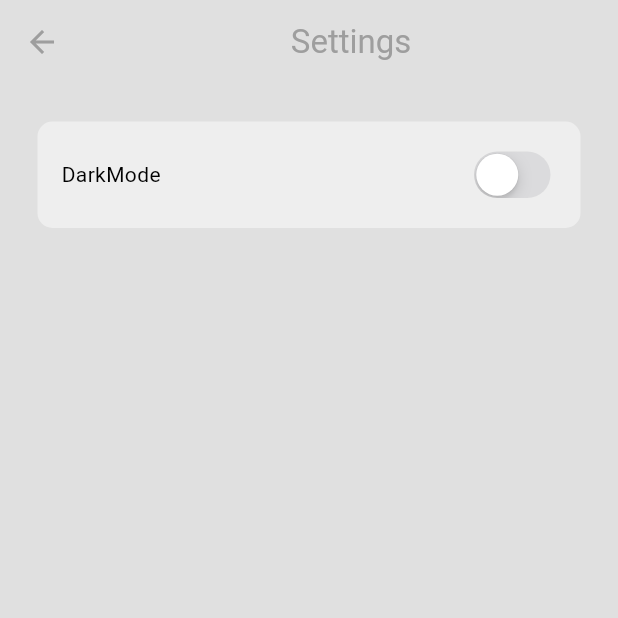
After one commit to Yyshnav/ChatterHub, a Flutter app: the screen it shows once a user with an empty profile is signed in, in the side drawer, after a tap on "S E T T I N G S", on a phone screen of 412 x 824 dp, the top half of it. The commit adds this screen. Run offline on Flutter 3.47's test engine with Material 3 defaults, Android fonts, the phone set to English and light mode, and no system bars; our stand-ins replace cloud_firestore, firebase_auth, firebase_core; accounts and stored records are empty; network calls fail.

Commit message:
sec commit

```diff
--- a/lib/component/myTextfield.dart
+++ b/lib/component/myTextfield.dart
@@ -4,11 +4,13 @@ class MyTextfield extends StatelessWidget {
   final String hintText;
   final bool obsecureText;
   final TextEditingController controller;
+  final FocusNode? focusNode;
   MyTextfield({
     super.key,
     required this.hintText,
     required this.obsecureText,
     required this.controller,
+    this.focusNode,
   });
 
   @override
@@ -18,6 +20,7 @@ class MyTextfield extends StatelessWidget {
     return Padding(
       padding: EdgeInsets.symmetric(horizontal: 28),
       child: TextField(
+        focusNode: focusNode,
         controller: controller,
         obscureText: obsecureText,
         decoration: InputDecoration(
--- a/lib/component/my_drawer.dart
+++ b/lib/component/my_drawer.dart
@@ -1,4 +1,6 @@
 import 'package:chatapp/auth/auth_service.dart';
+import 'package:chatapp/pages/settings.dart';
+import 'package:cloud_firestore/cloud_firestore.dart';
 import 'package:flutter/material.dart';
 
 class MyDrawer extends StatelessWidget {
@@ -35,11 +37,19 @@ class MyDrawer extends StatelessWidget {
                   },
                 ),
               ),
-              const Padding(
+              Padding(
                 padding: EdgeInsets.only(left: 25.0),
                 child: ListTile(
                   title: Text("S E T T I N G S"),
                   leading: Icon(Icons.settings),
+                  onTap: () {
+                    Navigator.pop(context);
+                    Navigator.push(
+                        context,
+                        MaterialPageRoute(
+                          builder: (context) => SettingsPage(),
+                        ));
+                  },
                 ),
               ),
             ],
--- a/lib/component/user_tile.dart
+++ b/lib/component/user_tile.dart
@@ -22,7 +22,10 @@ class UserTile extends StatelessWidget {
             SizedBox(
               height: 20,
             ),
-            Text(text),
+            Padding(
+              padding: const EdgeInsets.all(8.0),
+              child: Text(text),
+            ),
           ],
         ),
       ),
--- a/lib/main.dart
+++ b/lib/main.dart
@@ -4,24 +4,32 @@ import 'package:chatapp/firebase_options.dart';
 import 'package:chatapp/pages/home_page.dart';
 import 'package:chatapp/pages/login_page.dart';
 import 'package:chatapp/themes/light_mode.dart';
+import 'package:chatapp/themes/theme_provider.dart';
 import 'package:firebase_core/firebase_core.dart';
 import 'package:flutter/material.dart';
+import 'package:provider/provider.dart';
 
 void main() async {
+  WidgetsFlutterBinding.ensureInitialized();
   await Firebase.initializeApp(
     options: DefaultFirebaseOptions.currentPlatform,
   );
-  runApp(MyApp());
+  runApp(
+    ChangeNotifierProvider(
+      create: (context) => ThemeProvider(),
+      child: MyApp(),
+    ),
+  );
 }
 
 class MyApp extends StatelessWidget {
   MyApp({super.key});
-  // This widget is the root of your application.
+
   @override
   Widget build(BuildContext context) {
     return MaterialApp(
       debugShowCheckedModeBanner: false,
-      theme: lightmode,
+      theme: Provider.of<ThemeProvider>(context).themedata,
       home: AuthGate(),
     );
   }
--- a/lib/pages/home_page.dart
+++ b/lib/pages/home_page.dart
@@ -12,11 +12,6 @@ class Homepage extends StatefulWidget {
   State<Homepage> createState() => _HomepageState();
 }
 
-void logout() {
-  final _auth = AuthService();
-  _auth.signout();
-}
-
 final Chatservices _chatservice = Chatservices();
 final AuthService _authService = AuthService();
 
@@ -25,10 +20,13 @@ class _HomepageState extends State<Homepage> {
   Widget build(BuildContext context) {
     return Scaffold(
       appBar: AppBar(
-        title: Center(child: Text("Homepage")),
-        actions: [
-          IconButton(onPressed: () => logout, icon: Icon(Icons.login_outlined))
-        ],
+        title: Padding(
+          padding: const EdgeInsets.all(46.0),
+          child: Text("CHATTERHUB"),
+        ),
+        backgroundColor: Colors.transparent,
+        foregroundColor: Colors.grey,
+        elevation: 0,
       ),
       drawer: MyDrawer(),
       body: _builduserList(),
@@ -65,6 +63,7 @@ class _HomepageState extends State<Homepage> {
               MaterialPageRoute(
                 builder: (context) => ChatPage(
                   receiverEmail: userData["email"],
+                  receiverId: userData["uid"],
                 ),
               ));
         },
--- /dev/null
+++ b/lib/pages/settings.dart
@@ -0,0 +1,41 @@
+import 'package:chatapp/themes/theme_provider.dart';
+import 'package:flutter/cupertino.dart';
+import 'package:flutter/foundation.dart';
+import 'package:flutter/material.dart';
+import 'package:provider/provider.dart';
+
+class SettingsPage extends StatelessWidget {
+  const SettingsPage({super.key});
+
+  @override
+  Widget build(BuildContext context) {
+    return Scaffold(
+      appBar: AppBar(
+        title: Center(child: Text("Settings")),
+        backgroundColor: Colors.transparent,
+        foregroundColor: Colors.grey,
+        elevation: 0,
+      ),
+      body: Container(
+        decoration: BoxDecoration(
+            borderRadius: BorderRadius.circular(10),
+            color: Theme.of(context).colorScheme.secondary),
+        margin: EdgeInsets.all(25),
+        padding: EdgeInsets.all(16),
+        child: Row(
+          mainAxisAlignment: MainAxisAlignment.spaceBetween,
+          children: [
+            Text("DarkMode"),
+            CupertinoSwitch(
+              value:
+                  Provider.of<ThemeProvider>(context, listen: false).isDrkMode,
+              onChanged: (value) =>
+                  Provider.of<ThemeProvider>(context, listen: false)
+                      .toggleTheme(),
+            ),
+          ],
+        ),
+      ),
+    );
+  }
+}
--- /dev/null
+++ b/lib/themes/dark_mode.dart
@@ -0,0 +1,10 @@
+import 'package:flutter/material.dart';
+
+ThemeData darkmode = ThemeData(
+    colorScheme: ColorScheme.dark(
+  surface: Colors.grey.shade900,
+  primary: Colors.grey.shade600,
+  secondary: const Color.fromARGB(255, 50, 50, 50),
+  tertiary: Colors.white,
+  inversePrimary: Colors.grey.shade900,
+));
--- /dev/null
+++ b/lib/themes/theme_provider.dart
@@ -0,0 +1,23 @@
+import 'package:chatapp/themes/dark_mode.dart';
+import 'package:chatapp/themes/light_mode.dart';
+import 'package:flutter/foundation.dart';
+import 'package:flutter/material.dart';
+
+class ThemeProvider extends ChangeNotifier {
+  ThemeData _themeData = lightmode;
+  ThemeData get themedata => _themeData;
+  bool get isDrkMode => _themeData == darkmode;
+
+  set themeData(ThemeData themeData) {
+    _themeData = themeData;
+    notifyListeners();
+  }
+
+  void toggleTheme() {
+    if (_themeData == lightmode) {
+      themeData = darkmode;
+    } else {
+      themeData = lightmode;
+    }
+  }
+}
--- a/pubspec.yaml
+++ b/pubspec.yaml
@@ -16,6 +16,7 @@ dependencies:
   firebase_core: ^3.4.0
   firebase_auth: ^5.3.1
   cloud_firestore: ^5.5.0
+  provider: ^6.1.2
 
 dev_dependencies:
   flutter_test:
```
Also changed, not shown: lib/component/chat_bubble.dart (added, +26 -0 lines), lib/pages/chat_page.dart (+138 -3 lines), lib/pages/register_page.dart (+17 -37 lines), pubspec.lock, 4 other files.
